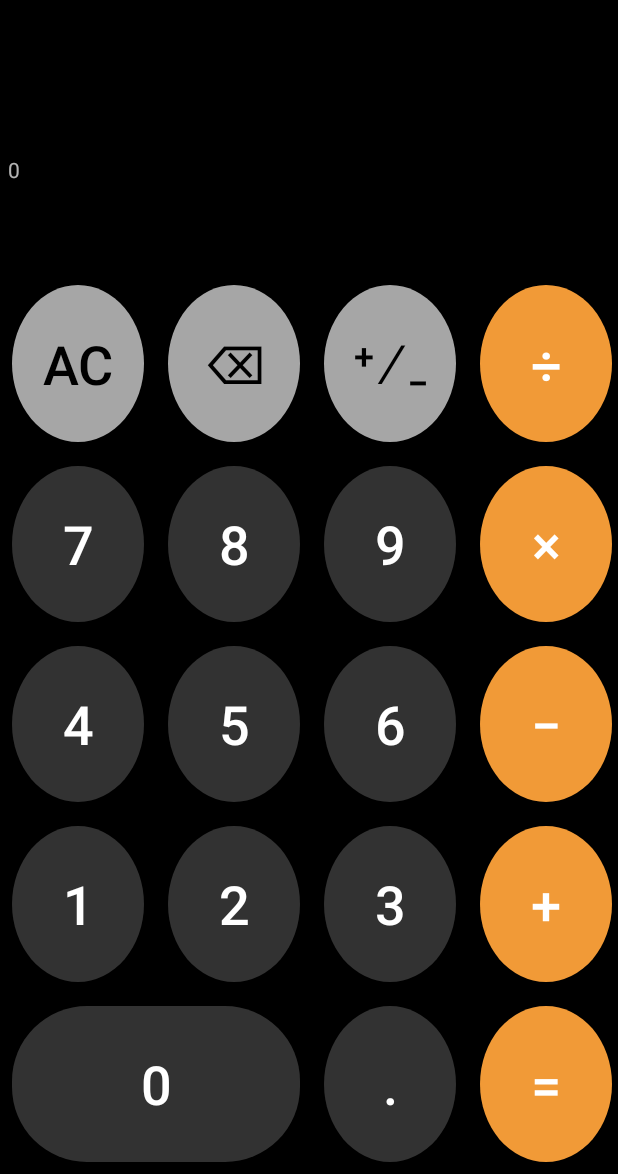
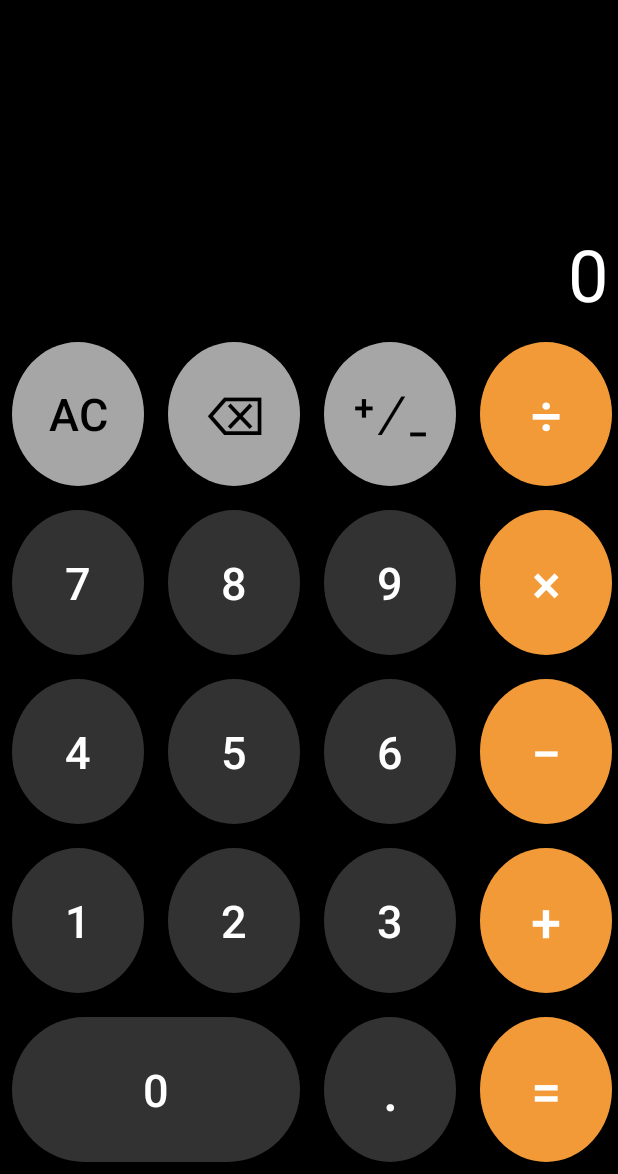
Before and after one commit to jinkpen/Calc, an Android app: the screen it shows after launch (MainActivity), on a phone screen of 412 x 824 dp, the part 62-1236 px from its top. Run offline under Robolectric (Android 15) with nearby library versions, the phone set to English and light mode, and no system bars.

Commit message:
Tweaked UI text views

```diff
--- a/app/src/main/java/com/example/calc/Calculator.java
+++ b/app/src/main/java/com/example/calc/Calculator.java
@@ -102,7 +102,7 @@ public class Calculator {
                 operand2 = operand2.substring(1);
             }
         }
-    }
+    }//end posNegToggle method
 
     public void decimal() {
         if (operator.isEmpty()) {
@@ -125,7 +125,7 @@ public class Calculator {
                 }
             }
         }
-    }
+    }// end decimal method
 
     //Method to perform simple calculations
     public void calculate() {
@@ -133,15 +133,12 @@ public class Calculator {
             switch (operator) {
                 case "\u002B":
                     result = String.valueOf(Double.parseDouble(operand1) + Double.parseDouble(operand2));
-                    System.out.println("Adding"); //TEST
                     break;
                 case "\u2212":
                     result = String.valueOf(Double.parseDouble(operand1) - Double.parseDouble(operand2));
-                    System.out.println("Subtracting");
                     break;
                 case "\u00D7":
                     result = String.valueOf(Double.parseDouble(operand1) * Double.parseDouble(operand2));
-                    System.out.println("Multiplying");
                     break;
                 case "\u00F7":
                     if (operand2.equals("0")) {
@@ -149,7 +146,6 @@ public class Calculator {
                     }
                     else {
                         result = String.valueOf(Double.parseDouble(operand1) / Double.parseDouble(operand2));
-                        System.out.println("Dividing");
                     }
                     break;
             }
@@ -163,7 +159,7 @@ public class Calculator {
         }
         operand1 = result;
         operand2 = "";
-    }//end calculate
+    }//end calculate method
 
     //Method to perform operation when operator is clicked
     public void operation(String click) {
@@ -205,7 +201,6 @@ public class Calculator {
             }
             operator = click;
         }
-    }
+    }//end operation method
 
-
-}
+}//end Class
--- a/app/src/main/res/layout/activity_main.xml
+++ b/app/src/main/res/layout/activity_main.xml
@@ -29,10 +29,14 @@
 
             <TextView
                 android:id="@+id/tvInput"
-                android:layout_width="match_parent"
+                android:layout_width="wrap_content"
                 android:layout_height="match_parent"
                 android:layout_margin="5dp"
-                android:layout_span="4" />
+                android:layout_span="4"
+                android:paddingStart="5dp"
+                android:paddingEnd="5dp"
+                android:textColor="@color/light_grey"
+                android:textSize="24sp" />
         </TableRow>
 
 
@@ -48,7 +52,13 @@
                 android:layout_height="match_parent"
                 android:layout_margin="5dp"
                 android:layout_span="4"
-                android:text="@string/txt0" />
+                android:gravity="bottom|end"
+                android:maxLength="1"
+                android:paddingStart="5dp"
+                android:paddingEnd="5dp"
+                android:text="@string/txt0"
+                android:textColor="@color/white"
+                android:textSize="48sp" />
         </TableRow>
 
         <TableRow
@@ -65,7 +75,7 @@
                 android:background="@drawable/btn_lightgrey_round"
                 android:text="@string/txtClear"
                 android:textColor="@color/black"
-                android:textSize="36sp" />
+                android:textSize="30sp" />
 
             <android.widget.Button
                 android:id="@+id/btnBackspace"
@@ -111,7 +121,7 @@
                 android:background="@drawable/btn_darkgrey_round"
                 android:text="@string/txt7"
                 android:textColor="@color/white"
-                android:textSize="36sp" />
+                android:textSize="30sp" />
 
             <android.widget.Button
                 android:id="@+id/btn8"
@@ -121,7 +131,7 @@
                 android:background="@drawable/btn_darkgrey_round"
                 android:text="@string/txt8"
                 android:textColor="@color/white"
-                android:textSize="36sp" />
+                android:textSize="30sp" />
 
             <android.widget.Button
                 android:id="@+id/btn9"
@@ -131,7 +141,7 @@
                 android:background="@drawable/btn_darkgrey_round"
                 android:text="@string/txt9"
                 android:textColor="@color/white"
-                android:textSize="36sp" />
+                android:textSize="30sp" />
 
             <android.widget.Button
                 android:id="@+id/btnMultiply"
@@ -157,7 +167,7 @@
                 android:background="@drawable/btn_darkgrey_round"
                 android:text="@string/txt4"
                 android:textColor="@color/white"
-                android:textSize="36sp" />
+                android:textSize="30sp" />
 
             <android.widget.Button
                 android:id="@+id/btn5"
@@ -167,7 +177,7 @@
                 android:background="@drawable/btn_darkgrey_round"
                 android:text="@string/txt5"
                 android:textColor="@color/white"
-                android:textSize="36sp" />
+                android:textSize="30sp" />
 
             <android.widget.Button
                 android:id="@+id/btn6"
@@ -177,7 +187,7 @@
                 android:background="@drawable/btn_darkgrey_round"
                 android:text="@string/txt6"
                 android:textColor="@color/white"
-                android:textSize="36sp" />
+                android:textSize="30sp" />
 
             <android.widget.Button
                 android:id="@+id/btnSubtract"
@@ -204,7 +214,7 @@
                 android:background="@drawable/btn_darkgrey_round"
                 android:text="@string/txt1"
                 android:textColor="@color/white"
-                android:textSize="36sp" />
+                android:textSize="30sp" />
 
             <android.widget.Button
                 android:id="@+id/btn2"
@@ -214,7 +224,7 @@
                 android:background="@drawable/btn_darkgrey_round"
                 android:text="@string/txt2"
                 android:textColor="@color/white"
-                android:textSize="36sp" />
+                android:textSize="30sp" />
 
             <android.widget.Button
                 android:id="@+id/btn3"
@@ -224,7 +234,7 @@
                 android:background="@drawable/btn_darkgrey_round"
                 android:text="@string/txt3"
                 android:textColor="@color/white"
-                android:textSize="36sp" />
+                android:textSize="30sp" />
 
             <android.widget.Button
                 android:id="@+id/btnAdd"
@@ -252,7 +262,7 @@
                 android:text="@string/txt0"
                 android:textAlignment="center"
                 android:textColor="@color/white"
-                android:textSize="36sp" />
+                android:textSize="30sp" />
 
             <android.widget.Button
                 android:id="@+id/btnDecimal"
```
